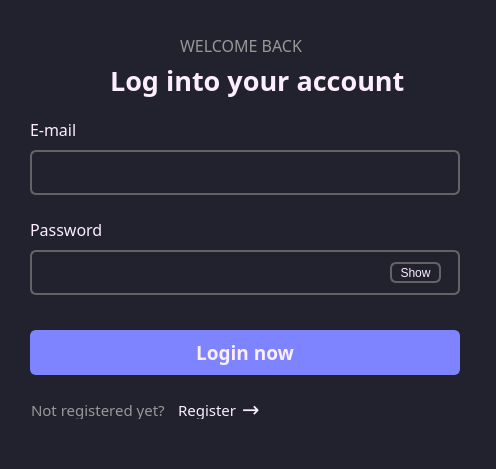
Qt form Client/login.ui (wakeUPdxxn/wmessage) before a commit.
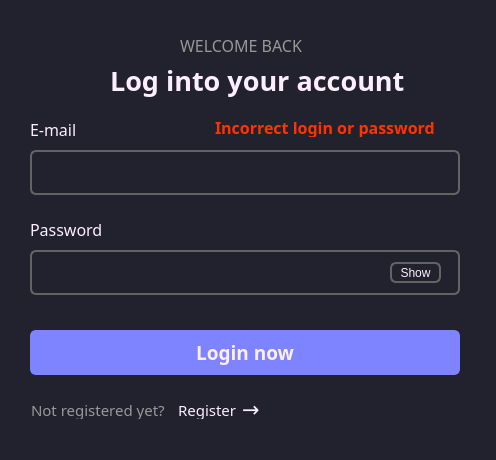
The same form after that commit.

Commit message: Now user data on client parsing from userData.json file.Also,was added databasehandle for getting data from the database.Now login form provides response result display from the database if email or password was incorrecd

```diff
--- a/Client/login.ui
+++ b/Client/login.ui
@@ -7,7 +7,7 @@
     <x>0</x>
     <y>0</y>
     <width>496</width>
-    <height>469</height>
+    <height>460</height>
    </rect>
   </property>
   <property name="windowTitle">
@@ -332,6 +332,29 @@
     <string>Show</string>
    </property>
   </widget>
+  <widget class="QLabel" name="error">
+   <property name="geometry">
+    <rect>
+     <x>215</x>
+     <y>118</y>
+     <width>251</width>
+     <height>19</height>
+    </rect>
+   </property>
+   <property name="font">
+    <font>
+     <family>Montserrat</family>
+     <pointsize>12</pointsize>
+     <bold>true</bold>
+    </font>
+   </property>
+   <property name="styleSheet">
+    <string notr="true">color:rgb(255, 51, 0);</string>
+   </property>
+   <property name="text">
+    <string>Incorrect login or password</string>
+   </property>
+  </widget>
  </widget>
  <resources/>
  <connections/>
```
The commit also changes 21 other files.
